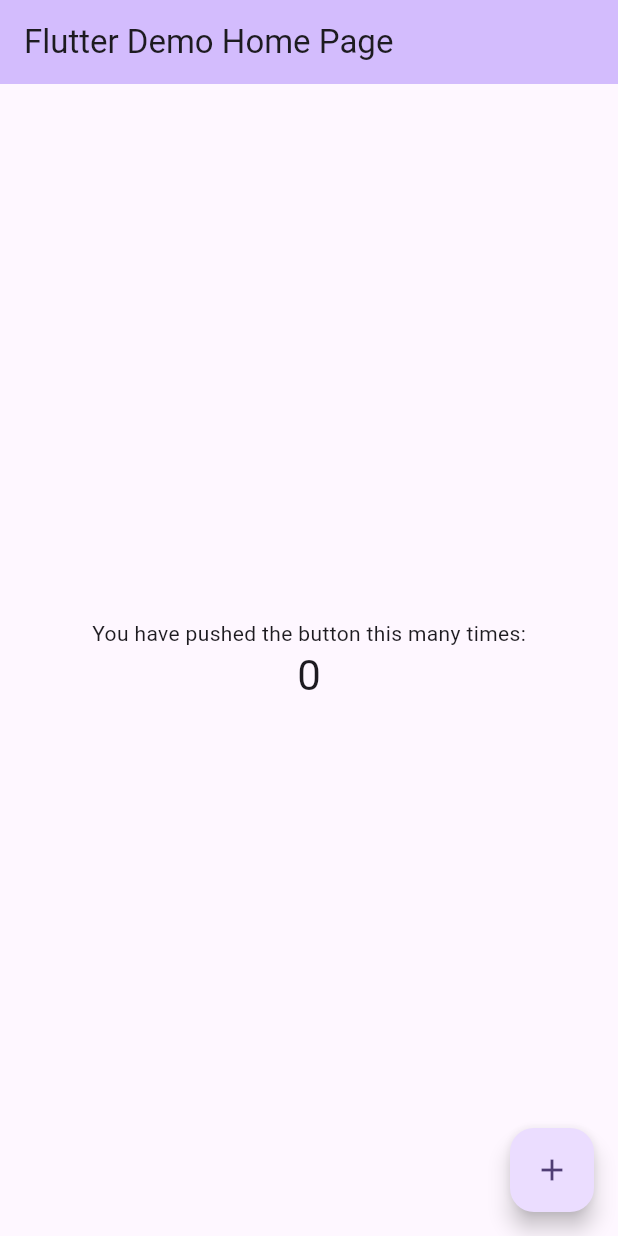
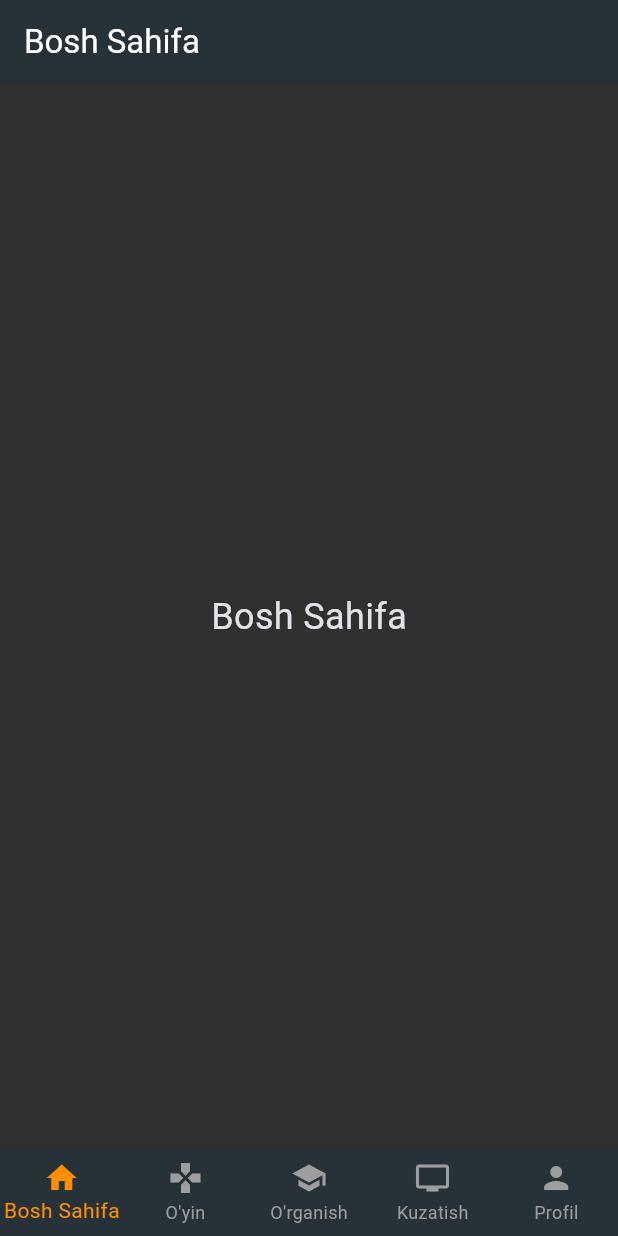
Before and after one commit to could-ai/019a4a50-5717-7018-b21f-221db2c8ff7c, a Flutter app: the screen it shows after launch, on a phone screen of 412 x 824 dp. Run offline on Flutter 3.47's test engine with Material 3 defaults, Android fonts, the phone set to English and light mode, and no system bars.

Commit message:
`main.dart` fayli "YUKSALISH CHESS" ilovasining asosiy kirish nuqtasi sifatida yangilandi. Unda standart `MyHomePage` vidjeti o'rniga yangi `MainScreen` vidjeti chaqirilgan. Shuningdek, ilovaga shaxmat platformasi ruhini berish uchun qorong'u (dark) tema o'rnatildi va sarlavha "Yuksalish Chess" deb o'zgartirildi. Bu o'zgarishlar ilovaning umumiy ko'rinishini va boshlang'ich ekranini belgilab beradi.; Ilovaga asosiy navigatsiya tizimini yaratish uchun `main_screen.dart` fayli qo'shildi. Bu fayl `BottomNavigationBar` yordamida ilovaning asosiy bo'limlari ("Bosh Sahifa", "O'yin", "O'rganish", "Kuzatish", "Profil") o'rtasida o'tishni ta'minlaydi. Foydalanuvchi pastki menyudagi ikonkalarni bosganda, tegishli ekran markaziy qismda ko'rsatiladi. Bu ilovaning asosiy arxitekturasini va foydalanuvchi interfeysining poydevorini tashkil etadi.; `home_screen.dart` fayli ilovaning Bosh Sahifasi uchun yaratildi. Hozirda bu sahifa vaqtinchalik "placeholder" vazifasini bajaradi va ekranda "Bosh Sahifa" sarlavhasi hamda markazda shu nomdagi matnni ko'rsatadi. Kelajakda bu ekranga platformaning asosiy ma'lumotlari, yangiliklar va boshqa muhim komponentlar joylashtiriladi.; `game_screen.dart` fayli "O'yin" bo'limi uchun yaratildi. Bu ekran ham hozircha vaqtinchalik bo'lib, "O'yin Bo'limi" degan yozuvni ko'rsatib turadi. Keyingi bosqichlarda bu yerga "1v1", "Online", "Turnir", "Do'st bilan" va "Bot bilan" o'ynash kabi funksiyalar uchun menyular va interfeyslar qo'shiladi.; `learn_screen.dart` fayli "O'rganish" bo'limi uchun poydevor sifatida yaratildi. Hozirda bu ekranda "O'rganish Bo'limi" matni aks etadi. Kelajakda bu bo'lim shaxmat darslari, videolar va interaktiv testlar kabi o'quv materiallari bilan to'ldiriladi.; `watch_screen.dart` fayli "Kuzatish" bo'limi uchun yaratildi. Bu sahifa hozirda "Kuzatish Bo'limi" degan yozuvni ko'rsatib turadi. Rejaga ko'ra, bu yerda jonli efirlar, shaxmat o'yinlari videolari va ularga izoh qoldirish imkoniyatlari kabi funksiyalar joylashtiriladi.; Foydalanuvchi profili uchun `profile_screen.dart` fayli yaratildi. Hozircha bu ekranda "Profil Bo'limi" matni mavjud. Kelajakda bu sahifada foydalanuvchining shaxsiy ma'lumotlari, o'yin statistikasi, yutuqlari, do'stlari ro'yxati va sozlamalarga o'tish tugmalari joylashadi.

```diff
--- a/usr/lib/main.dart
+++ b/usr/lib/main.dart
@@ -1,4 +1,5 @@
 import 'package:flutter/material.dart';
+import 'package:couldai_user_app/screens/main_screen.dart';
 
 void main() {
   runApp(const MyApp());
@@ -7,114 +8,21 @@ void main() {
 class MyApp extends StatelessWidget {
   const MyApp({super.key});
 
-  // This widget is the root of your application.
   @override
   Widget build(BuildContext context) {
     return MaterialApp(
-      title: 'Flutter Demo',
+      title: 'Yuksalish Chess',
       debugShowCheckedModeBanner: false,
-      theme: ThemeData(
-        // This is the theme of your application.
-        //
-        // TRY THIS: Try running your application with "flutter run". You'll see
-        // the application has a purple toolbar. Then, without quitting the app,
-        // try changing the seedColor in the colorScheme below to Colors.green
-        // and then invoke "hot reload" (save your changes or press the "hot
-        // reload" button in a Flutter-supported IDE, or press "r" if you used
-        // the command line to start the app).
-        //
-        // Notice that the counter didn't reset back to zero; the application
-        // state is not lost during the reload. To reset the state, use hot
-        // restart instead.
-        //
-        // This works for code too, not just values: Most code changes can be
-        // tested with just a hot reload.
-        colorScheme: ColorScheme.fromSeed(seedColor: Colors.deepPurple),
+      theme: ThemeData.dark().copyWith(
+        primaryColor: Colors.blueGrey[900],
+        scaffoldBackgroundColor: Colors.grey[850],
+        colorScheme: ColorScheme.dark().copyWith(
+          primary: Colors.amber,
+          secondary: Colors.amber,
+          background: Colors.grey[850],
+        ),
       ),
-      home: const MyHomePage(title: 'Flutter Demo Home Page'),
+      home: const MainScreen(),
     );
   }
 }
-
-class MyHomePage extends StatefulWidget {
-  const MyHomePage({super.key, required this.title});
-
-  // This widget is the home page of your application. It is stateful, meaning
-  // that it has a State object (defined below) that contains fields that affect
-  // how it looks.
-
-  // This class is the configuration for the state. It holds the values (in this
-  // case the title) provided by the parent (in this case the App widget) and
-  // used by the build method of the State. Fields in a Widget subclass are
-  // always marked "final".
-
-  final String title;
-
-  @override
-  State<MyHomePage> createState() => _MyHomePageState();
-}
-
-class _MyHomePageState extends State<MyHomePage> {
-  int _counter = 0;
-
-  void _incrementCounter() {
-    setState(() {
-      // This call to setState tells the Flutter framework that something has
-      // changed in this State, which causes it to rerun the build method below
-      // so that the display can reflect the updated values. If we changed
-      // _counter without calling setState(), then the build method would not be
-      // called again, and so nothing would appear to happen.
-      _counter++;
-    });
-  }
-
-  @override
-  Widget build(BuildContext context) {
-    // This method is rerun every time setState is called, for instance as done
-    // by the _incrementCounter method above.
-    //
-    // The Flutter framework has been optimized to make rerunning build methods
-    // fast, so that you can just rebuild anything that needs updating rather
-    // than having to individually change instances of widgets.
-    return Scaffold(
-      appBar: AppBar(
-        // TRY THIS: Try changing the color here to a specific color (to
-        // Colors.amber, perhaps?) and trigger a hot reload to see the AppBar
-        // change color while the other colors stay the same.
-        backgroundColor: Theme.of(context).colorScheme.inversePrimary,
-        // Here we take the value from the MyHomePage object that was created by
-        // the App.build method, and use it to set our appbar title.
-        title: Text(widget.title),
-      ),
-      body: Center(
-        // Center is a layout widget. It takes a single child and positions it
-        // in the middle of the parent.
-        child: Column(
-          // Column is also a layout widget. It takes a list of children and
-          // arranges them vertically. By default, it sizes itself to fit its
-          // children horizontally, and tries to be as tall as its parent.
-          //
-          // Column has various properties to control how it sizes itself and
-          // how it positions its children. Here we use mainAxisAlignment to
-          // center the children vertically; the main axis here is the vertical
-          // axis because Columns are vertical (the cross axis would be
-          // horizontal).
-          //
-          // TRY THIS: Invoke "debug painting" (choose the "Toggle Debug Paint"
-          // action in the IDE, or press "p" in the console), to see the
-          // wireframe for each widget.
-          mainAxisAlignment: MainAxisAlignment.center,
-          children: <Widget>[
-            const Text('You have pushed the button this many times:'),
-            Text('$_counter', style: Theme.of(context).textTheme.headlineMedium),
-          ],
-        ),
-      ),
-      floatingActionButton: FloatingActionButton(
-        onPressed: _incrementCounter,
-        tooltip: 'Increment',
-        child: const Icon(Icons.add),
-      ), // This trailing comma makes auto-formatting nicer for build methods.
-    );
-  }
-}
--- /dev/null
+++ b/usr/lib/screens/home_screen.dart
@@ -0,0 +1,21 @@
+import 'package:flutter/material.dart';
+
+class HomeScreen extends StatelessWidget {
+  const HomeScreen({super.key});
+
+  @override
+  Widget build(BuildContext context) {
+    return Scaffold(
+      appBar: AppBar(
+        title: const Text('Bosh Sahifa'),
+        backgroundColor: Colors.blueGrey[900],
+      ),
+      body: const Center(
+        child: Text(
+          'Bosh Sahifa',
+          style: TextStyle(fontSize: 24),
+        ),
+      ),
+    );
+  }
+}
--- /dev/null
+++ b/usr/lib/screens/main_screen.dart
@@ -0,0 +1,70 @@
+import 'package:flutter/material.dart';
+import 'package:couldai_user_app/screens/home_screen.dart';
+import 'package:couldai_user_app/screens/game_screen.dart';
+import 'package:couldai_user_app/screens/learn_screen.dart';
+import 'package:couldai_user_app/screens/watch_screen.dart';
+import 'package:couldai_user_app/screens/profile_screen.dart';
+
+class MainScreen extends StatefulWidget {
+  const MainScreen({super.key});
+
+  @override
+  State<MainScreen> createState() => _MainScreenState();
+}
+
+class _MainScreenState extends State<MainScreen> {
+  int _selectedIndex = 0;
+
+  static const List<Widget> _widgetOptions = <Widget>[
+    HomeScreen(),
+    GameScreen(),
+    LearnScreen(),
+    WatchScreen(),
+    ProfileScreen(),
+  ];
+
+  void _onItemTapped(int index) {
+    setState(() {
+      _selectedIndex = index;
+    });
+  }
+
+  @override
+  Widget build(BuildContext context) {
+    return Scaffold(
+      body: Center(
+        child: _widgetOptions.elementAt(_selectedIndex),
+      ),
+      bottomNavigationBar: BottomNavigationBar(
+        items: const <BottomNavigationBarItem>[
+          BottomNavigationBarItem(
+            icon: Icon(Icons.home),
+            label: 'Bosh Sahifa',
+          ),
+          BottomNavigationBarItem(
+            icon: Icon(Icons.games),
+            label: 'O\'yin',
+          ),
+          BottomNavigationBarItem(
+            icon: Icon(Icons.school),
+            label: 'O\'rganish',
+          ),
+          BottomNavigationBarItem(
+            icon: Icon(Icons.tv),
+            label: 'Kuzatish',
+          ),
+          BottomNavigationBarItem(
+            icon: Icon(Icons.person),
+            label: 'Profil',
+          ),
+        ],
+        currentIndex: _selectedIndex,
+        selectedItemColor: Colors.amber[800],
+        unselectedItemColor: Colors.grey,
+        onTap: _onItemTapped,
+        backgroundColor: Colors.blueGrey[900],
+        type: BottomNavigationBarType.fixed,
+      ),
+    );
+  }
+}
```
Also changed, not shown: usr/lib/screens/game_screen.dart (added, +21 -0 lines), usr/lib/screens/learn_screen.dart (added, +21 -0 lines), usr/lib/screens/profile_screen.dart (added, +21 -0 lines), usr/lib/screens/watch_screen.dart (added, +21 -0 lines).
